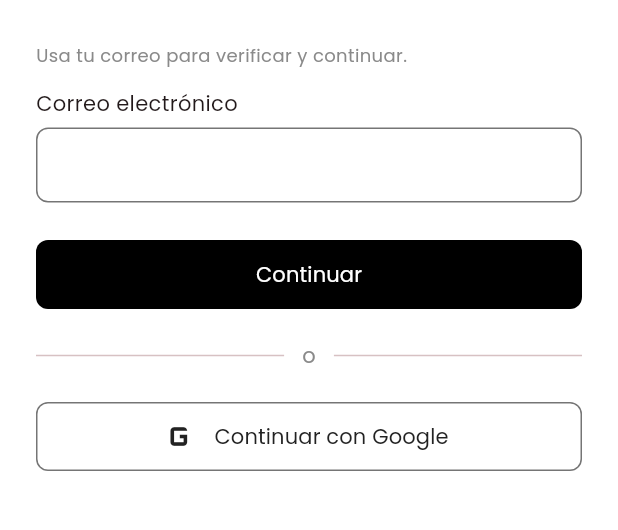
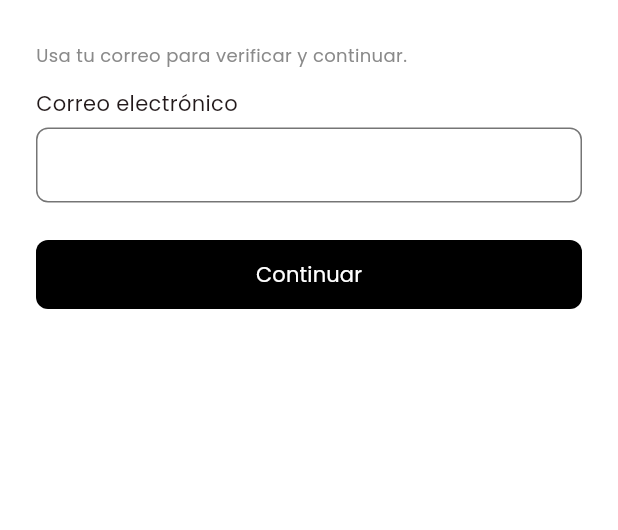
Before and after one commit to GenesisCampos100/APP_MOVIL_SPA, a Flutter app: the screen it shows after launch, after a tap on the "notifications none" icon, on a phone screen of 412 x 824 dp, the part 147-677 px from its top. Run offline on Flutter 3.47's test engine with Material 3 defaults, Android fonts, the phone set to English and light mode, and no system bars; our stand-ins replace firebase_core, firebase_messaging, flutter_local_notifications, flutter_secure_storage, image_picker, shared_preferences; accounts and stored records are empty; network calls fail.

Commit message:
Eliminar acceso con Google no implementado

```diff
--- a/app_cliente/lib/features/auth/screens/auth_email_screen.dart
+++ b/app_cliente/lib/features/auth/screens/auth_email_screen.dart
@@ -55,6 +55,7 @@ class _AuthEmailScreenState extends State<AuthEmailScreen> {
     }
   }
 
+
   @override
   Widget build(BuildContext context) {
     return AuthPagina(
@@ -74,34 +75,10 @@ class _AuthEmailScreenState extends State<AuthEmailScreen> {
           onSubmitted: (_) => _continuar(),
         ),
         const SizedBox(height: 24),
-        AuthBoton(texto: context.t('comun.continuar'), cargando: _cargando, onPressed: _continuar),
-        const SizedBox(height: 20),
-        Row(
-          children: [
-            const Expanded(child: Divider()),
-            Padding(
-              padding: const EdgeInsets.symmetric(horizontal: 12),
-              child: Text(context.t('auth.o'), style: TextStyle(color: context.aura.textoSecundario)),
-            ),
-            const Expanded(child: Divider()),
-          ],
-        ),
-        const SizedBox(height: 20),
-        OutlinedButton.icon(
-          onPressed: () => ScaffoldMessenger.of(context).showSnackBar(
-            SnackBar(
-              content: Text(context.t('comun.proximamente',
-                  {'que': context.t('auth.google_q')})),
-            ),
-          ),
-          icon: const Icon(Icons.g_mobiledata, size: 30),
-          label: Text(context.t('auth.google')),
-          style: OutlinedButton.styleFrom(
-            foregroundColor: context.aura.texto,
-            minimumSize: const Size.fromHeight(46),
-            side: BorderSide(color: context.aura.bordeCampo),
-            shape: RoundedRectangleBorder(borderRadius: BorderRadius.circular(8)),
-          ),
+        AuthBoton(
+          texto: context.t('comun.continuar'),
+          cargando: _cargando,
+          onPressed: _continuar,
         ),
       ],
     );
```
